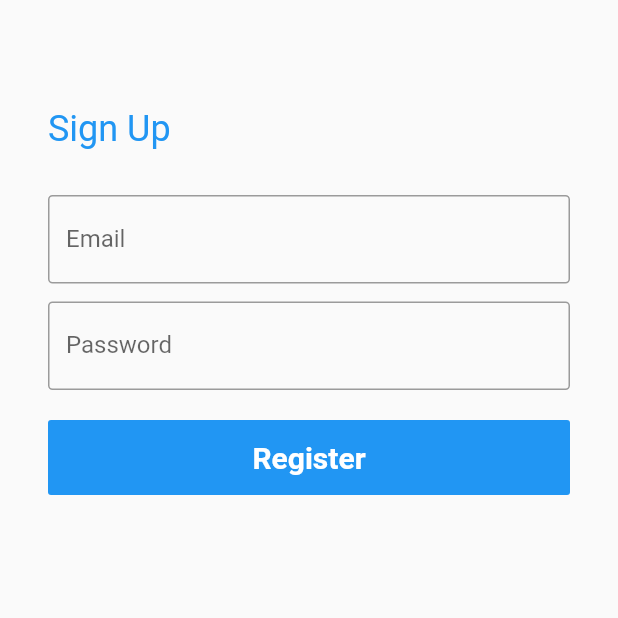
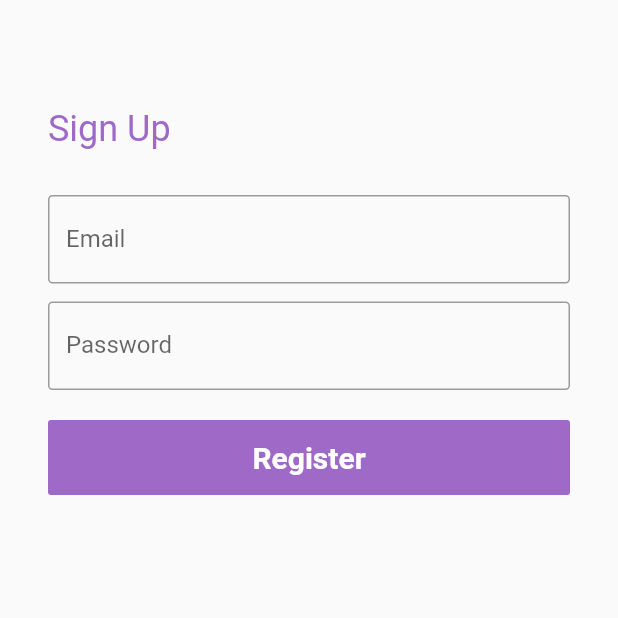
Before and after one commit to RoperoIvan/ProjecteDispositius, a Flutter app: the SignUpScreen screen opened directly, on a phone screen of 412 x 824 dp, the top half of it. Run offline on Flutter 3.47's test engine with Material 2 defaults, Android fonts, the phone set to English and light mode, and no system bars; our stand-ins replace cloud_firestore, convex_bottom_bar, firebase_auth, firebase_core; accounts and stored records are empty; network calls fail.

```diff
--- /dev/null
+++ b/projectdisp/lib/customs.dart
@@ -0,0 +1,21 @@
+import 'package:flutter/material.dart';
+
+// ThemeData purple color
+
+MaterialColor customPurple = MaterialColor(
+    _customPurplePrimaryValue,
+    //0xFF9F69c7, color);
+    <int,Color>{
+      50: Color(0xFFfaf7fc),
+      100: Color(0xFFf5f0f9),
+      200: Color(0xFFece1f4),
+      300: Color(0xFFe2d2ee),
+      400: Color(0xFFd9c3e9),
+      500: Color(0xFFcfb4e3),
+      600: Color(0xFFc5a5dd),
+      700: Color(0xFFbc96d8),
+      800: Color(0xFFb287d2),
+      900: Color(0xFFa878cc),
+    },
+  );
+int _customPurplePrimaryValue = 0xFF9F69C7;
--- a/projectdisp/lib/main.dart
+++ b/projectdisp/lib/main.dart
@@ -1,4 +1,5 @@
 import 'package:flutter/material.dart';
+import 'customs.dart';
 import 'package:firebase_core/firebase_core.dart';
 import 'sign_in_flow/auth_state_switch.dart';
 import 'widgets/page_wrapper.dart';
@@ -25,7 +26,7 @@ class MyApp extends StatelessWidget {
         // or simply save your changes to "hot reload" in a Flutter IDE).
         // Notice that the counter didn't reset back to zero; the application
         // is not restarted.
-        primarySwatch: Colors.blue,
+        primarySwatch: customPurple,
       ),
       debugShowCheckedModeBanner: false,
       home: AuthStateSwitch(app: PageWrapper()),
--- a/projectdisp/pubspec.yaml
+++ b/projectdisp/pubspec.yaml
@@ -30,6 +30,7 @@ dependencies:
   # Use with the CupertinoIcons class for iOS style icons.
   cupertino_icons: ^1.0.0
   firebase_auth: ^0.18.3+1
+  convex_bottom_bar: ^2.6.0
 
 dev_dependencies:
   flutter_test:
```
Also changed, not shown: projectdisp/lib/widgets/page_wrapper.dart (+17 -20 lines).
